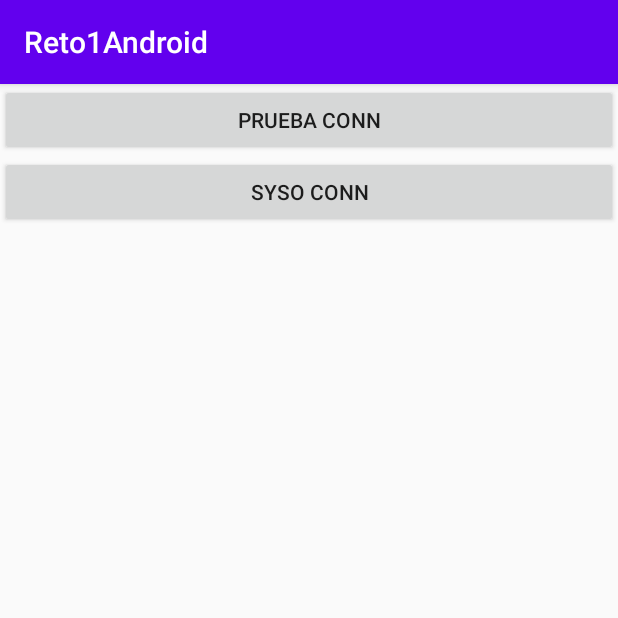
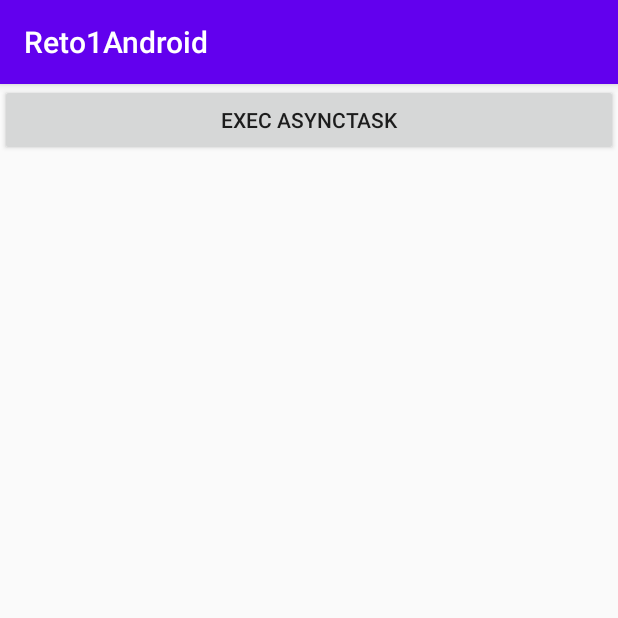
Before and after one commit to SergioDAM3/Reto1Android, an Android app: the screen it shows after launch (MainActivity), on a phone screen of 412 x 824 dp, the top half of it. Run offline under Robolectric (Android 15) with nearby library versions, the phone set to English and light mode, and no system bars.

Commit message:
Conn SQL Server

```diff
--- a/app/src/main/java/com/example/reto1android/MainActivity.java
+++ b/app/src/main/java/com/example/reto1android/MainActivity.java
@@ -11,28 +11,28 @@ import java.sql.Connection;
 import connSqlServer.ConnSqlServer;
 
 public class MainActivity extends AppCompatActivity {
+    //Attribs
+    protected String server = "10.0.2.2";
+    protected String port = "1433";
+    protected String db = "PruebaAndroid";
+    protected String instance = "JHERRERO-P\\JAVISQL";
+    protected String user = "admin";
+    protected String passwd = "Admin1234";
+    protected String SqlServerConnUrl = "jdbc:jtds:sqlserver://"+this.server+":"+this.port+";databaseName="+this.db+";instance="+this.instance+";user="+this.user+";password="+this.passwd+"";
 
-    protected Connection conn;
+
+    //AsyncTask de
+    //ConnSqlServer admin = new ConnSqlServer(this.SqlServerConnUrl);
 
     @Override
     protected void onCreate(Bundle savedInstanceState) {
         super.onCreate(savedInstanceState);
         setContentView(R.layout.activity_main);
 
-        //AsyncTask de
-        ConnSqlServer admin = new ConnSqlServer("10.0.2.2" , "1433" , "PruebaAndroid" , "JHERRERO-P\\JAVISQL" ,  "admin" , "Admin1234");
-        admin.execute();
+
     }
 
-    public void sysoConn(View view){
-        System.out.println("Hola2: " + conn);
-    }
-
-    public void connDb(View view){
-        try {
-            conn.close();
-        }catch (Exception e){
-            Log.e("Error en cierre de connexión a BD: " , ""+e);
-        }
+    public void execAsyncTask(View view){
+        new ConnSqlServer(this.SqlServerConnUrl).execute();
     }
 }
--- a/app/src/main/java/connSqlServer/ConnSqlServer.java
+++ b/app/src/main/java/connSqlServer/ConnSqlServer.java
@@ -3,71 +3,70 @@ package connSqlServer;
 import android.os.AsyncTask;
 import android.os.StrictMode;
 import android.util.Log;
-import android.widget.Toast;
-
-import com.example.reto1android.MainActivity;
 
 import java.sql.Connection;
 import java.sql.DriverManager;
 
-public class ConnSqlServer extends AsyncTask<Integer , Integer , Connection> {
-    //Attribs
-    protected  String server;
-    protected  String port;
-    protected  String db;
-    protected  String instance;
-    protected  String user;
-    protected  String passwd;
-    protected  String connUrl;
-    protected  Connection conn;
+public class ConnSqlServer extends AsyncTask<Integer , Integer , String> {
+    //Attributes
+    protected String connUrl;
+    protected Connection conn;
 
-    //Getters & Setters
-    public Connection getConn(){
-        return this.conn;
+    //Overrided Methods
+    @Override
+    protected void onPreExecute() {
+        super.onPreExecute();
+        this.openConn();
+    }
+    @Override
+    protected String doInBackground(Integer... integers) {
+        return "2";
+    }
+    @Override
+    protected void onPostExecute(String s) {
+        super.onPostExecute(s);
+        this.closeConn();
     }
 
     //Methods
-    @Override
-    protected Connection doInBackground(Integer... integers) {
-        this.conn = this.connDb();
-        return this.conn;
-    }
+    //Conecxión a la DB
+    public void openConn(){
+        if(this.conn != null){
+            try{
+                this.conn.close();
+            }catch(Exception e){
+                Log.e("Error al cerrar conexion con BD anterior: " , ""+e);
+            }
+        }
+        this.conn = null;
 
-    @Override
-    protected void onPostExecute(Connection s) {
-        super.onPostExecute(s);
-    }
-
-    public Connection connDb(){
-        System.out.println("Conectando a la BD ....");
+        System.out.println("Conectando con DB ....");
 
         StrictMode.ThreadPolicy policy = new StrictMode.ThreadPolicy.Builder().permitAll().build();
         StrictMode.setThreadPolicy(policy);
 
         try {
             Class.forName("net.sourceforge.jtds.jdbc.Driver").newInstance();
-            //old: "jdbc:jtds:sqlserver://127.0.0.1:1433/PruebaAndroid;instance=JAVISQL;user=admin;password=Admin1234" //10.0.2.2
-            //String url  = "jdbc:jtds:sqlserver://"+_server+":"+_port+";databaseName="+_db+";instance="+_instance+";user="+_user+";password="+_passwd+";";
-            System.out.println(this.connUrl);
-            Connection conn = DriverManager.getConnection(this.connUrl);
+            this.conn = DriverManager.getConnection(this.connUrl);
             System.out.println("Conexión establecida.");
-            return conn;
         }catch (Exception e){
-            Log.e("Error al intentar conectar con SQL Server -> ", ""+e);
-            System.out.println("No se ha establecido conexión con la BD.");
+            Log.e("Error a la hora de establecer conexión: ", ""+e);
         }
-        return null;
+    }
+    //Cerrar conn a la DB
+    public void closeConn(){
+        try{
+            this.conn.close();
+            this.conn = null;
+            System.out.println("Conexión cerrada exitosamente.");
+        }catch(Exception e){
+            Log.e("Error en cerrar conn a SQL Server: " , e.getMessage());
+        }
     }
 
-    //Constructores
-    public ConnSqlServer(String _server , String _port , String _db , String _instance , String _user , String _passwd){
-        this.server = _server;
-        this.port = _port;
-        this.db = _db;
-        this.instance = _instance;
-        this.user = _user;
-        this.passwd = _passwd;
-        this.connUrl = "jdbc:jtds:sqlserver://"+_server+":"+_port+";databaseName="+_db+";instance="+_instance+";user="+_user+";password="+_passwd+";";
+    //Constructors
+    public ConnSqlServer(String _connUrl){
+        this.connUrl = _connUrl;
         this.conn = null;
     }
 }
--- a/app/src/main/res/layout/activity_main.xml
+++ b/app/src/main/res/layout/activity_main.xml
@@ -16,17 +16,11 @@
         app:layout_constraintTop_toTopOf="parent">
 
         <Button
-            android:id="@+id/pruebaConn"
+            android:id="@+id/button"
             android:layout_width="match_parent"
             android:layout_height="wrap_content"
-            android:onClick="connDb"
-            android:text="Prueba conn" />
+            android:onClick="execAsyncTask"
+            android:text="Exec AsyncTask" />
 
-        <Button
-            android:id="@+id/sysoConn"
-            android:layout_width="match_parent"
-            android:layout_height="wrap_content"
-            android:onClick="sysoConn"
-            android:text="SYSO CONN" />
     </LinearLayout>
 </androidx.constraintlayout.widget.ConstraintLayout>
```
